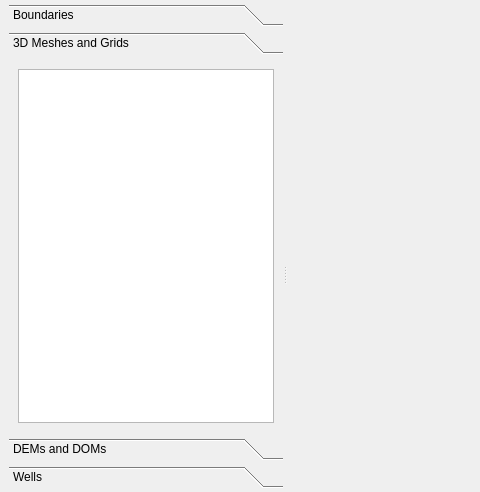
The window that gui/base_view_window.ui (gecos-lab/PZero) describes before a commit, drawn with Qt 5; both pictures show x 0 to 480 and y 149 to 641 of the 1280 by 800 pixel window.
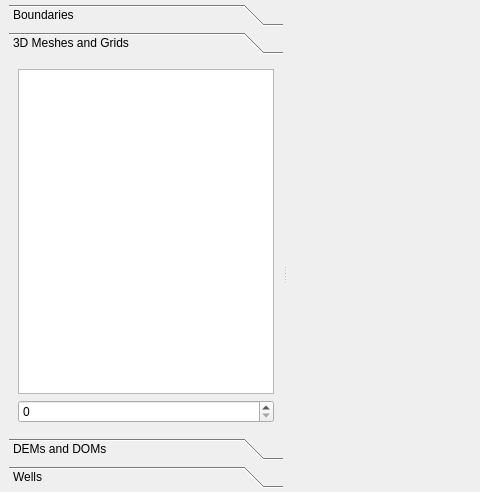
The same window after the commit. The open tabs and pages were chosen to show the change.

Patch:
```diff
--- a/gui/base_view_window.ui
+++ b/gui/base_view_window.ui
@@ -354,8 +354,8 @@
          <rect>
           <x>0</x>
           <y>0</y>
-          <width>107</width>
-          <height>107</height>
+          <width>274</width>
+          <height>384</height>
          </rect>
         </property>
         <property name="sizePolicy">
@@ -402,6 +402,9 @@
            </property>
           </widget>
          </item>
+         <item>
+          <widget class="QSpinBox" name="spinBox"/>
+         </item>
         </layout>
        </widget>
        <widget class="QWidget" name="DOMsPage">
```
Left out of the diff: 52 changed lines with no effect on the pictures.
